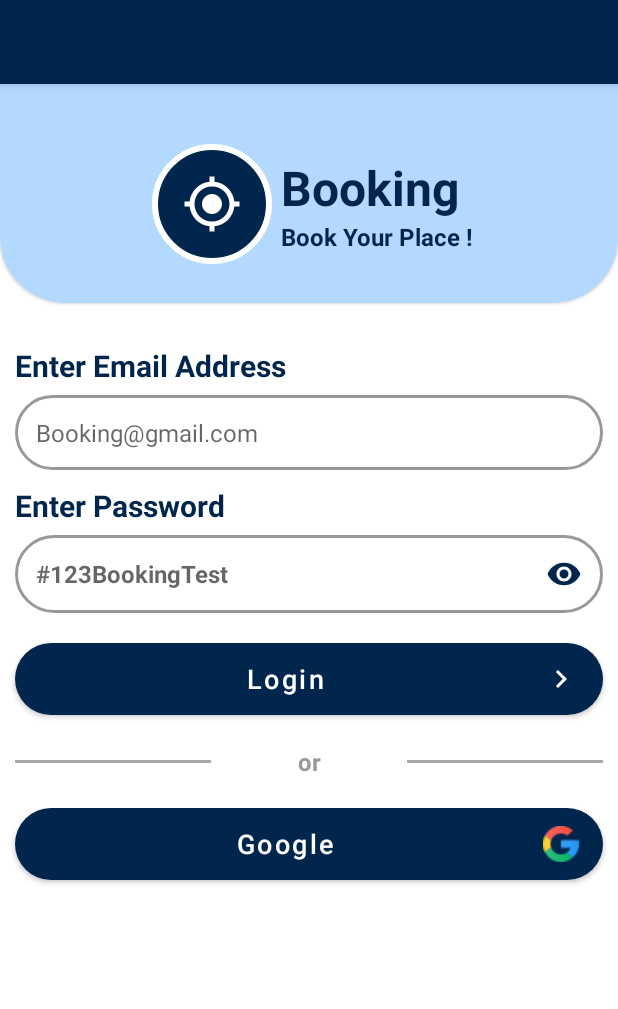
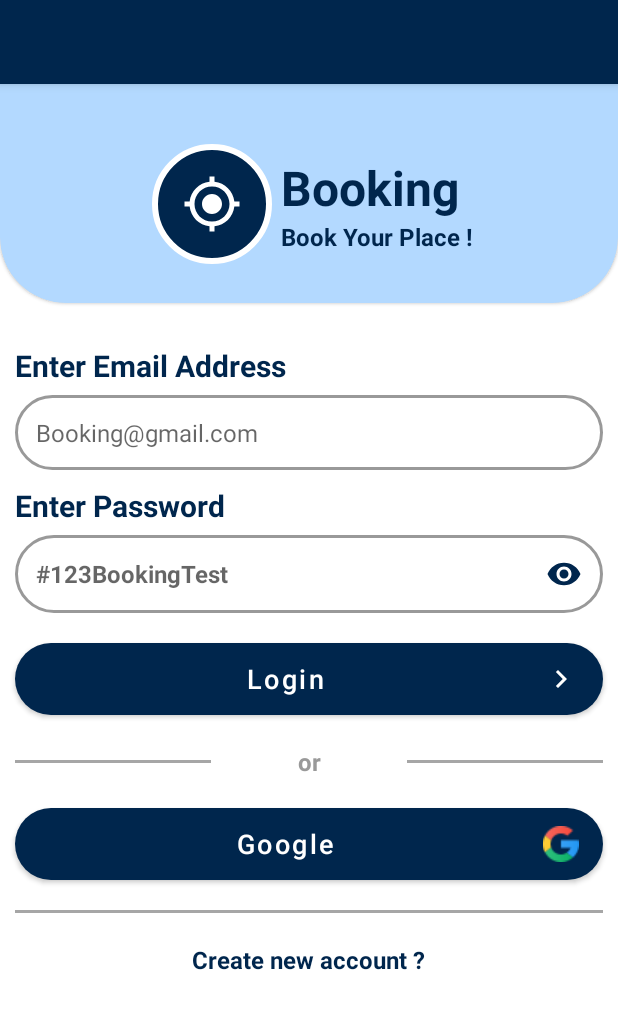
Before and after one commit to jayvalangar-Sureify/Booking, an Android app: the screen it shows after launch (LoginScreenActivity), on a phone screen of 412 x 824 dp. Shown: the top 1009 px of the screen. Run offline under Robolectric (Android 15) with nearby library versions, the phone set to English and light mode, and no system bars.

Commit message:
First Comment

```diff
--- a/app/src/main/res/layout/activity_login_screen.xml
+++ b/app/src/main/res/layout/activity_login_screen.xml
@@ -231,4 +231,41 @@
 
     </RelativeLayout>
 
+    <RelativeLayout
+        android:id="@+id/login_rl_new_account_view"
+        android:layout_below="@+id/login_rl_google_sign"
+        android:layout_width="match_parent"
+        android:layout_height="wrap_content">
+
+        <LinearLayout
+            android:layout_width="match_parent"
+            android:layout_height="wrap_content"
+            android:layout_margin="10dp"
+            android:gravity="center"
+            android:orientation="vertical">
+
+            <View
+                android:layout_width="match_parent"
+                android:layout_height="2dp"
+                android:background="@color/grey_1"
+                />
+
+            <TextView
+                android:id="@+id/login_tv_new_account"
+                android:layout_width="wrap_content"
+                android:layout_height="wrap_content"
+                android:gravity="center"
+                android:layout_gravity="center"
+                android:textStyle="bold"
+                android:textSize="16sp"
+                android:layout_marginTop="10dp"
+                android:padding="10dp"
+                android:textColor="@color/combo_text_blue"
+                android:text="@string/create_new_account" />
+
+
+        </LinearLayout>
+
+    </RelativeLayout>
+
 </RelativeLayout>
--- a/app/src/main/res/values/strings.xml
+++ b/app/src/main/res/values/strings.xml
@@ -20,6 +20,7 @@
     <!-- login Screen -->
     <string name="login">Login</string>
     <string name="or">or</string>
+    <string name="create_new_account">Create new account ?</string>
     <string name="google">Google</string>
     <string name="enter_email">Enter Email Address</string>
     <string name="enter_password">Enter Password</string>
```
Also changed, not shown: app/src/main/AndroidManifest.xml (+9 -3 lines), app/src/main/java/com/example/booking/ui/Signup/SignupScreen_User.java (added, +16 -0 lines), app/src/main/res/layout/activity_signup_screen_user.xml (added, +8 -0 lines), 42 other files.
